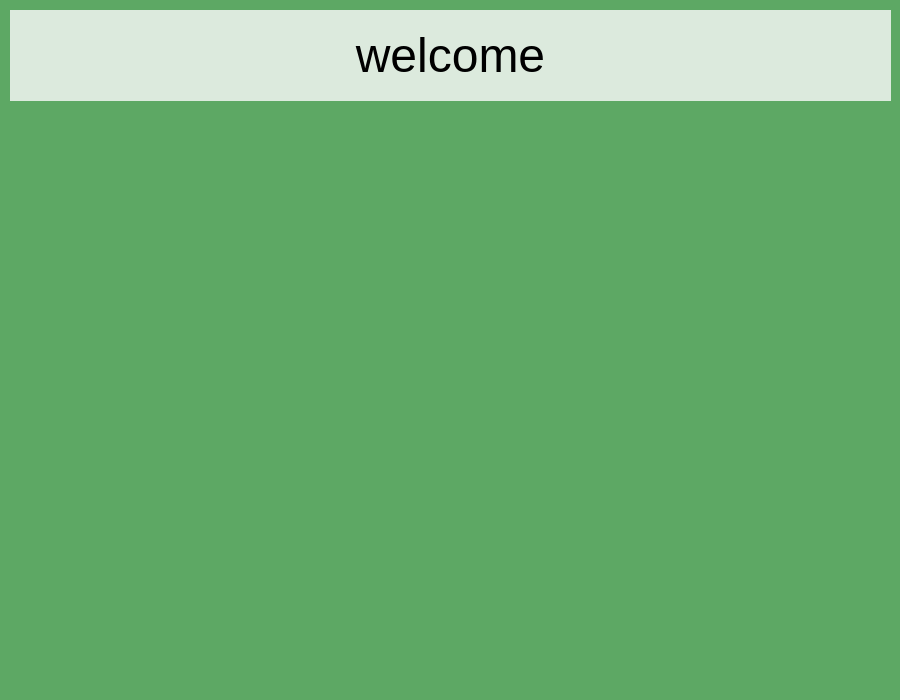
First picture: the form in LobbyScreen.ui, repository barvaz1/chatRooms, before the edit.
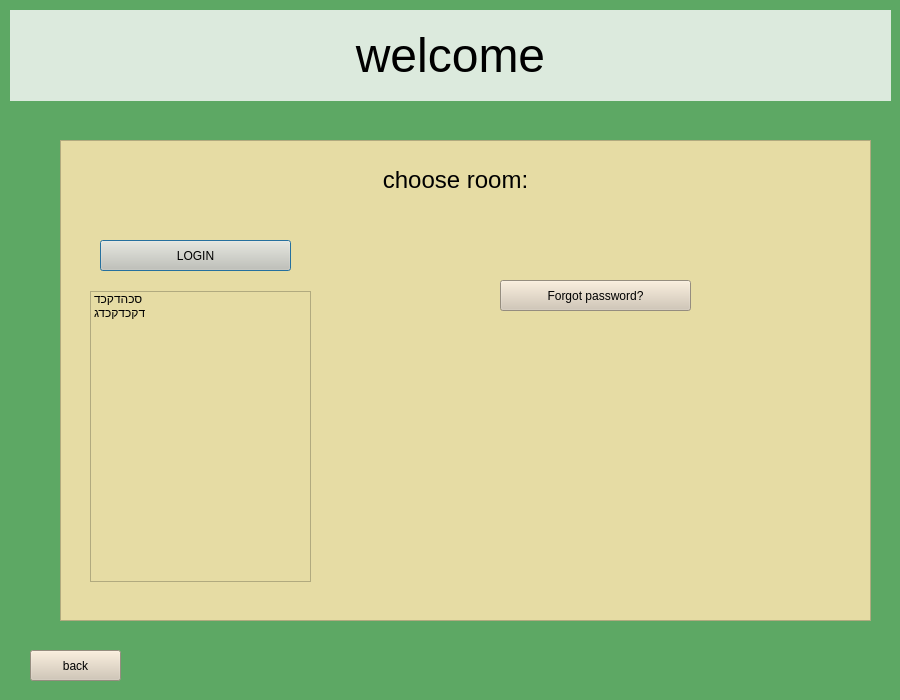
Second picture: the form after the edit.

What changed in the file:
```diff
--- a/LobbyScreen.ui
+++ b/LobbyScreen.ui
@@ -36,6 +36,134 @@
     <string>&lt;html&gt;&lt;head/&gt;&lt;body&gt;&lt;p align=&quot;center&quot;&gt;&lt;span style=&quot; font-size:36pt;&quot;&gt;welcome&lt;/span&gt;&lt;/p&gt;&lt;/body&gt;&lt;/html&gt;</string>
    </property>
   </widget>
+  <widget class="QFrame" name="frame_2">
+   <property name="geometry">
+    <rect>
+     <x>60</x>
+     <y>140</y>
+     <width>811</width>
+     <height>481</height>
+    </rect>
+   </property>
+   <property name="styleSheet">
+    <string notr="true">background-color: rgb(230, 220, 164);</string>
+   </property>
+   <property name="frameShape">
+    <enum>QFrame::StyledPanel</enum>
+   </property>
+   <property name="frameShadow">
+    <enum>QFrame::Raised</enum>
+   </property>
+   <widget class="QLabel" name="label_user_name">
+    <property name="geometry">
+     <rect>
+      <x>280</x>
+      <y>20</y>
+      <width>231</width>
+      <height>41</height>
+     </rect>
+    </property>
+    <property name="text">
+     <string>&lt;!DOCTYPE HTML PUBLIC &quot;-//W3C//DTD HTML 4.0//EN&quot; &quot;http://www.w3.org/TR/REC-html40/strict.dtd&quot;&gt;
+&lt;html&gt;&lt;head&gt;&lt;meta name=&quot;qrichtext&quot; content=&quot;1&quot; /&gt;&lt;style type=&quot;text/css&quot;&gt;
+p, li { white-space: pre-wrap; }
+&lt;/style&gt;&lt;/head&gt;&lt;body style=&quot; font-family:'MS Shell Dlg 2'; font-size:8pt; font-weight:400; font-style:normal;&quot;&gt;
+&lt;p align=&quot;center&quot; style=&quot; margin-top:12px; margin-bottom:12px; margin-left:0px; margin-right:0px; -qt-block-indent:0; text-indent:0px;&quot;&gt;&lt;span style=&quot; font-size:18pt;&quot;&gt;choose room:&lt;/span&gt;&lt;/p&gt;&lt;/body&gt;&lt;/html&gt;</string>
+    </property>
+   </widget>
+   <widget class="QPushButton" name="button_login">
+    <property name="geometry">
+     <rect>
+      <x>40</x>
+      <y>100</y>
+      <width>191</width>
+      <height>31</height>
+     </rect>
+    </property>
+    <property name="whatsThis">
+     <string>&lt;html&gt;&lt;head/&gt;&lt;body&gt;&lt;p&gt;שדרכעדקכ&lt;/p&gt;&lt;/body&gt;&lt;/html&gt;</string>
+    </property>
+    <property name="styleSheet">
+     <string notr="true">
+background-color: rgb(209, 197, 178);</string>
+    </property>
+    <property name="text">
+     <string>LOGIN</string>
+    </property>
+   </widget>
+   <widget class="QPushButton" name="button_forgot_passward">
+    <property name="geometry">
+     <rect>
+      <x>440</x>
+      <y>140</y>
+      <width>191</width>
+      <height>31</height>
+     </rect>
+    </property>
+    <property name="whatsThis">
+     <string>&lt;html&gt;&lt;head/&gt;&lt;body&gt;&lt;p&gt;שדרכעדקכ&lt;/p&gt;&lt;/body&gt;&lt;/html&gt;</string>
+    </property>
+    <property name="styleSheet">
+     <string notr="true">
+background-color: rgb(209, 197, 178);</string>
+    </property>
+    <property name="text">
+     <string>Forgot password?</string>
+    </property>
+   </widget>
+   <widget class="QLabel" name="label_error">
+    <property name="geometry">
+     <rect>
+      <x>50</x>
+      <y>300</y>
+      <width>511</width>
+      <height>20</height>
+     </rect>
+    </property>
+    <property name="styleSheet">
+     <string notr="true">font: 8pt &quot;MS Reference Sans Serif&quot;;</string>
+    </property>
+    <property name="text">
+     <string>&lt;html&gt;&lt;head/&gt;&lt;body&gt;&lt;p&gt;&lt;br/&gt;&lt;/p&gt;&lt;/body&gt;&lt;/html&gt;</string>
+    </property>
+   </widget>
+   <widget class="QListWidget" name="listWidget">
+    <property name="geometry">
+     <rect>
+      <x>30</x>
+      <y>151</y>
+      <width>221</width>
+      <height>291</height>
+     </rect>
+    </property>
+    <item>
+     <property name="text">
+      <string>סכהדקכד</string>
+     </property>
+    </item>
+    <item>
+     <property name="text">
+      <string>דקכדקכדג</string>
+     </property>
+    </item>
+   </widget>
+  </widget>
+  <widget class="QPushButton" name="button_back">
+   <property name="geometry">
+    <rect>
+     <x>30</x>
+     <y>650</y>
+     <width>91</width>
+     <height>31</height>
+    </rect>
+   </property>
+   <property name="styleSheet">
+    <string notr="true">background-color: rgb(209, 197, 178);</string>
+   </property>
+   <property name="text">
+    <string>back</string>
+   </property>
+  </widget>
  </widget>
  <resources/>
  <connections/>
```
